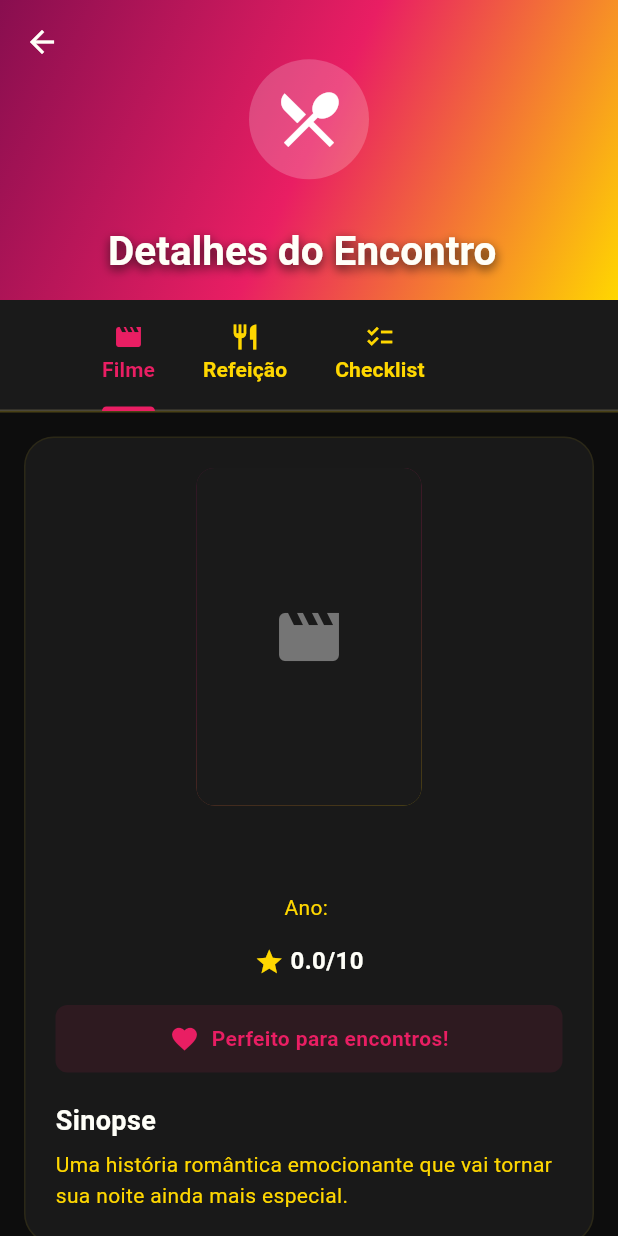
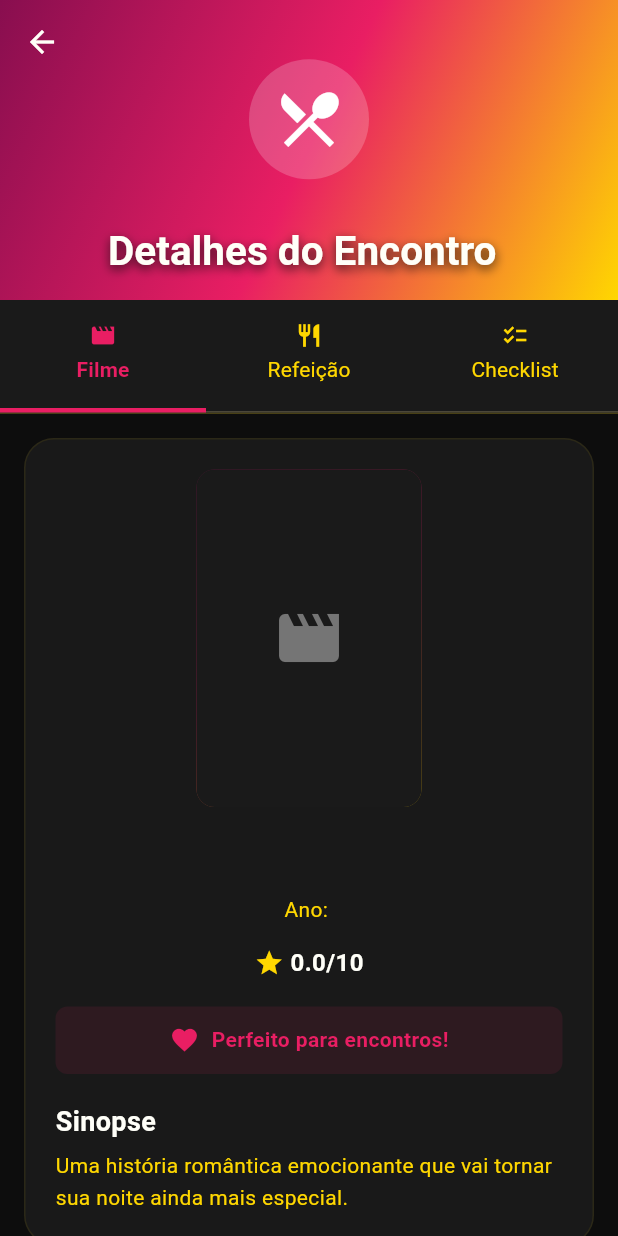
Before and after one commit to Gipsy7/RollFlix, a Flutter app: the DateNightDetailsScreen screen opened directly with empty values, on a phone screen of 412 x 824 dp. Run offline on Flutter 3.47's test engine with Material 3 defaults, Android fonts, the phone set to English and light mode, and no system bars; our stand-ins replace firebase_auth, firebase_core, google_sign_in, palette_generator, share_plus, shared_preferences; accounts and stored records are empty; network calls fail.

Commit message:
feat: Enhance tab bar styling and responsiveness in Date Night details screen

```diff
--- a/lib/screens/date_night_details_screen.dart
+++ b/lib/screens/date_night_details_screen.dart
@@ -150,14 +150,32 @@ class _DateNightDetailsScreenState extends State<DateNightDetailsScreen> with Ti
               labelColor: _primaryRose,
               unselectedLabelColor: AppColors.textSecondary,
               indicatorColor: _primaryRose,
-              isScrollable: isMobile,
+              indicatorWeight: 3,
+              indicatorSize: TabBarIndicatorSize.tab,
+              isScrollable: false,
+              labelPadding: EdgeInsets.symmetric(horizontal: isMobile ? 8 : 16),
               labelStyle: AppTextStyles.bodyMedium.copyWith(
                 fontWeight: FontWeight.w600,
               ),
-              tabs: const [
-                Tab(text: 'Filme', icon: Icon(Icons.movie, size: 20)),
-                Tab(text: 'Refeição', icon: Icon(Icons.restaurant, size: 20)),
-                Tab(text: 'Checklist', icon: Icon(Icons.checklist, size: 20)),
+              unselectedLabelStyle: AppTextStyles.bodyMedium.copyWith(
+                fontWeight: FontWeight.w400,
+              ),
+              tabs: [
+                Tab(
+                  text: 'Filme',
+                  icon: Icon(Icons.movie, size: isMobile ? 18 : 20),
+                  iconMargin: const EdgeInsets.only(bottom: 4),
+                ),
+                Tab(
+                  text: 'Refeição',
+                  icon: Icon(Icons.restaurant, size: isMobile ? 18 : 20),
+                  iconMargin: const EdgeInsets.only(bottom: 4),
+                ),
+                Tab(
+                  text: 'Checklist',
+                  icon: Icon(Icons.checklist, size: isMobile ? 18 : 20),
+                  iconMargin: const EdgeInsets.only(bottom: 4),
+                ),
               ],
             ),
           ),
```
